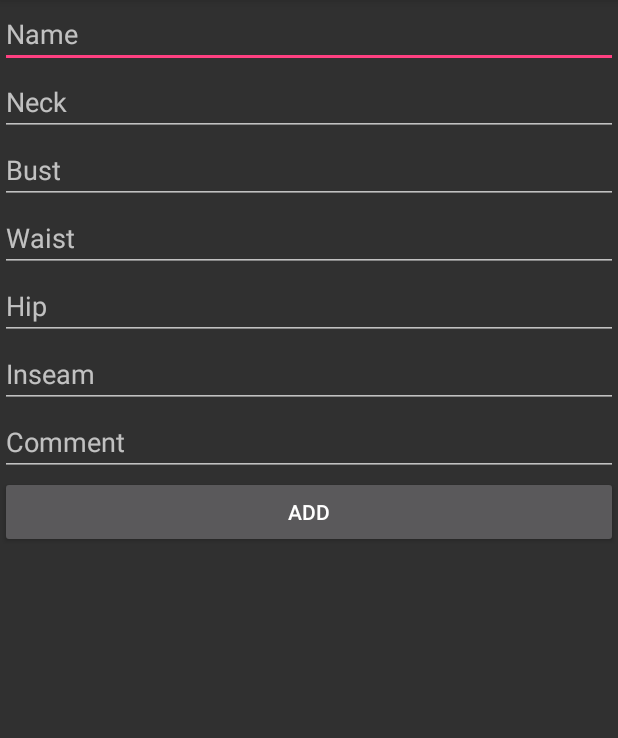
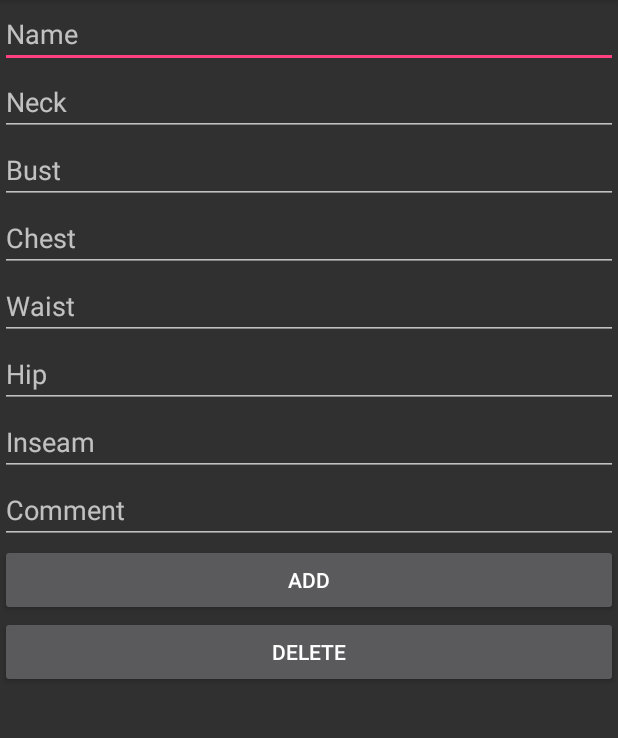
Before and after one commit to jroutledge/Assignment1, an Android app: the AddNewRecordActivity screen opened directly, with no data from a screen before it, on a phone screen of 412 x 824 dp, the part 84-822 px from its top. Run offline under Robolectric (Android 15) with nearby library versions, the phone set to English and light mode, and no system bars; 10 statements that could not run were skipped.

Commit message:
fixed a few last bugs and added a delete button.  Time to attempt some persistence

```diff
--- a/app/src/main/java/routledge/jeffrey/assignment1/AddNewRecordActivity.java
+++ b/app/src/main/java/routledge/jeffrey/assignment1/AddNewRecordActivity.java
@@ -1,7 +1,6 @@
 package routledge.jeffrey.assignment1;
 
 import android.content.Intent;
-import android.net.Uri;
 import android.support.v7.app.AppCompatActivity;
 import android.os.Bundle;
 import android.view.View;
@@ -12,13 +11,13 @@ import android.widget.Toast;
 
 public class AddNewRecordActivity extends AppCompatActivity {
 
-    PersonList personList = new PersonList();
+    private PersonList personList = new PersonList();
     @Override
     protected void onCreate(Bundle savedInstanceState) {
         super.onCreate(savedInstanceState);
         setContentView(R.layout.add_new_record);
 
-        Button addButton = (Button) findViewById(R.id.record_button);
+        Button addButton = (Button) findViewById(R.id.record_add_button);
 
         addButton.setOnClickListener(new View.OnClickListener() {
 
@@ -40,19 +39,25 @@ public class AddNewRecordActivity extends AppCompatActivity {
                     }
 
                     edt = (EditText) findViewById(R.id.bust);
-                    if ( !edt.getText().toString().equals("")) {
+                    if ( !edt.getText().toString().equals("") ) {
                         float bust = Float.valueOf(edt.getText().toString());
                         p.setBust(bust);
                     }
 
+                    edt = (EditText) findViewById(R.id.chest);
+                    if ( !edt.getText().toString().equals("") ) {
+                        float chest = Float.valueOf(edt.getText().toString());
+                        p.setChest(chest);
+                    }
+
                     edt = (EditText) findViewById(R.id.waist);
-                    if ( !edt.getText().toString().equals("")) {
+                    if ( !edt.getText().toString().equals("") ) {
                         float waist = Float.valueOf(edt.getText().toString());
                         p.setWaist(waist);
                     }
 
                     edt = (EditText) findViewById(R.id.hip);
-                    if ( !edt.getText().toString().equals("")) {
+                    if ( !edt.getText().toString().equals("") ) {
                         float hip = Float.valueOf(edt.getText().toString());
                         p.setHip(hip);
                     }
@@ -67,7 +72,7 @@ public class AddNewRecordActivity extends AppCompatActivity {
                     String comment = edt.getText().toString();
                     p.setComment(comment);
 
-                    personList.add_person(p);
+                    personList.addPerson(p);
 
                     Intent intent = new Intent(AddNewRecordActivity.this, MainActivity.class);
                     startActivity(intent);
@@ -75,6 +80,17 @@ public class AddNewRecordActivity extends AppCompatActivity {
                 } else {
                     Toast.makeText(getApplicationContext(), "Please enter a name", Toast.LENGTH_SHORT).show();
                 }
+            }
+        });
+        Button deleteButton = (Button) findViewById(R.id.record_delete_button);
+
+        deleteButton.setOnClickListener(new View.OnClickListener() {
+
+            public void onClick(View v) {
+                setResult(RESULT_OK);
+
+                Intent intent = new Intent(AddNewRecordActivity.this, MainActivity.class);
+                startActivity(intent);
             }
         });
     }
@@ -90,24 +106,39 @@ public class AddNewRecordActivity extends AppCompatActivity {
             edit.setText(personList.getList().get(s).getName(), TextView.BufferType.EDITABLE);
 
             edit = (EditText) findViewById(R.id.neck);
-            edit.setText(Float.toString(personList.getList().get(s).getNeck()), TextView.BufferType.EDITABLE);
+            if ( personList.getList().get(s).getNeck() != 0.0f ) {
+                edit.setText(Float.toString(personList.getList().get(s).getNeck()), TextView.BufferType.EDITABLE);
+            }
 
             edit = (EditText) findViewById(R.id.bust);
-            edit.setText(Float.toString(personList.getList().get(s).getBust()), TextView.BufferType.EDITABLE);
+            if ( personList.getList().get(s).getBust() != 0.0f ) {
+                edit.setText(Float.toString(personList.getList().get(s).getBust()), TextView.BufferType.EDITABLE);
+            }
+
+            edit = (EditText) findViewById(R.id.chest);
+            if ( personList.getList().get(s).getChest() != 0.0f ) {
+                edit.setText(Float.toString(personList.getList().get(s).getChest()), TextView.BufferType.EDITABLE);
+            }
 
             edit = (EditText) findViewById(R.id.waist);
-            edit.setText(Float.toString(personList.getList().get(s).getWaist()), TextView.BufferType.EDITABLE);
+            if ( personList.getList().get(s).getWaist() != 0.0f ) {
+                edit.setText(Float.toString(personList.getList().get(s).getWaist()), TextView.BufferType.EDITABLE);
+            }
 
             edit = (EditText) findViewById(R.id.hip);
-            edit.setText(Float.toString(personList.getList().get(s).getHip()), TextView.BufferType.EDITABLE);
+            if ( personList.getList().get(s).getHip() != 0.0f ) {
+                edit.setText(Float.toString(personList.getList().get(s).getHip()), TextView.BufferType.EDITABLE);
+            }
 
             edit = (EditText) findViewById(R.id.inseam);
-            edit.setText(Float.toString(personList.getList().get(s).getInseam()), TextView.BufferType.EDITABLE);
+            if ( personList.getList().get(s).getInseam() != 0.0f ) {
+                edit.setText(Float.toString(personList.getList().get(s).getInseam()), TextView.BufferType.EDITABLE);
+            }
 
             edit = (EditText) findViewById(R.id.record_comment);
             edit.setText(personList.getList().get(s).getComment(), TextView.BufferType.EDITABLE);
 
-            personList.delete_list(personList.getPerson(s));
+            personList.deleteList(personList.getPerson(s));
         }
 
     }
--- a/app/src/main/java/routledge/jeffrey/assignment1/MainActivity.java
+++ b/app/src/main/java/routledge/jeffrey/assignment1/MainActivity.java
@@ -65,6 +65,5 @@ public class MainActivity extends AppCompatActivity {
         super.onResume();
 
         adapter.notifyDataSetChanged();
-
     }
 }
--- a/app/src/main/java/routledge/jeffrey/assignment1/PersonList.java
+++ b/app/src/main/java/routledge/jeffrey/assignment1/PersonList.java
@@ -15,18 +15,13 @@ public class PersonList {
         if (person_list == null) {
             person_list = new ArrayList<Person>();
         }
-        //return person_list;
     }
 
-    public static ArrayList<Person> getPerson_list() {
-        return person_list;
-    }
-
-    public void delete_list(Person P){
+    public void deleteList(Person P){
         person_list.remove(P);
     }
 
-    public void add_person(Person p) {
+    public void addPerson(Person p) {
         person_list.add(p);
     }
 
--- a/app/src/main/res/layout/add_new_record.xml
+++ b/app/src/main/res/layout/add_new_record.xml
@@ -25,6 +25,13 @@
         android:inputType="numberDecimal"
         android:hint="@string/record_bust"
         android:id="@+id/bust" />
+
+    <EditText
+        android:layout_width="match_parent"
+        android:layout_height="wrap_content"
+        android:inputType="numberDecimal"
+        android:hint="Chest"
+        android:id="@+id/chest" />
 
     <EditText
         android:layout_width="match_parent"
@@ -59,5 +66,11 @@
         android:text="@string/record_button"
         android:layout_width="match_parent"
         android:layout_height="wrap_content"
-        android:id="@+id/record_button" />
+        android:id="@+id/record_add_button" />
+
+    <Button
+        android:text="Delete"
+        android:layout_width="match_parent"
+        android:layout_height="wrap_content"
+        android:id="@+id/record_delete_button" />
 </LinearLayout>
```
Also changed, not shown: app/src/main/java/routledge/jeffrey/assignment1/Person.java (+4 -10 lines).
